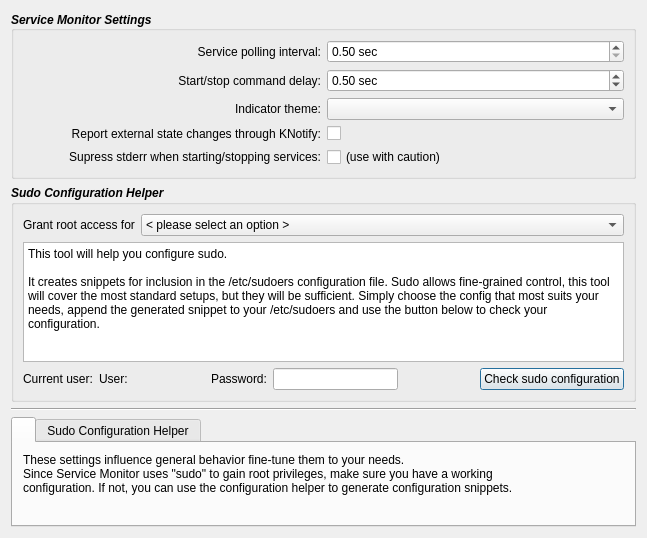
Above: contents/code/dialogs/Settings.ui from mbleichner/service-monitor before the change. Below: the same form after it.
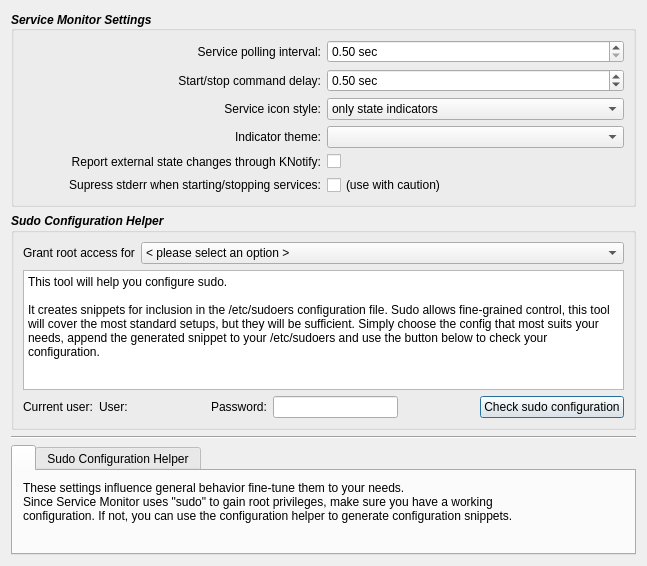
That is the form after the change. Icons and pictures are not drawn.

Commit message: added icon style option in config dialog

```diff
--- a/contents/code/dialogs/Settings.ui
+++ b/contents/code/dialogs/Settings.ui
@@ -123,7 +123,7 @@
         </property>
        </widget>
       </item>
-      <item row="2" column="0">
+      <item row="3" column="0">
        <widget class="QLabel" name="label_3">
         <property name="font">
          <font>
@@ -140,7 +140,7 @@
         </property>
        </widget>
       </item>
-      <item row="2" column="1">
+      <item row="3" column="1">
        <widget class="QComboBox" name="themeComboBox">
         <property name="font">
          <font>
@@ -151,7 +151,7 @@
         </property>
        </widget>
       </item>
-      <item row="4" column="0">
+      <item row="5" column="0">
        <widget class="QLabel" name="label_9">
         <property name="font">
          <font>
@@ -168,7 +168,7 @@
         </property>
        </widget>
       </item>
-      <item row="4" column="1">
+      <item row="5" column="1">
        <widget class="QCheckBox" name="suppressStdoutCheckBox">
         <property name="enabled">
          <bool>true</bool>
@@ -189,7 +189,7 @@
         </property>
        </widget>
       </item>
-      <item row="3" column="1">
+      <item row="4" column="1">
        <widget class="QCheckBox" name="kNotifyCheckBox">
         <property name="font">
          <font>
@@ -203,7 +203,7 @@
         </property>
        </widget>
       </item>
-      <item row="3" column="0">
+      <item row="4" column="0">
        <widget class="QLabel" name="label_10">
         <property name="font">
          <font>
@@ -220,6 +220,49 @@
         </property>
        </widget>
       </item>
+      <item row="2" column="1">
+       <widget class="QComboBox" name="iconStyleComboBox">
+        <property name="font">
+         <font>
+          <weight>50</weight>
+          <italic>false</italic>
+          <bold>false</bold>
+         </font>
+        </property>
+        <item>
+         <property name="text">
+          <string>only state indicators</string>
+         </property>
+        </item>
+        <item>
+         <property name="text">
+          <string>only icons</string>
+         </property>
+        </item>
+        <item>
+         <property name="text">
+          <string>combined</string>
+         </property>
+        </item>
+       </widget>
+      </item>
+      <item row="2" column="0">
+       <widget class="QLabel" name="label_11">
+        <property name="font">
+         <font>
+          <weight>50</weight>
+          <italic>false</italic>
+          <bold>false</bold>
+         </font>
+        </property>
+        <property name="text">
+         <string>Service icon style:</string>
+        </property>
+        <property name="alignment">
+         <set>Qt::AlignRight|Qt::AlignTrailing|Qt::AlignVCenter</set>
+        </property>
+       </widget>
+      </item>
      </layout>
     </widget>
    </item>
```
The commit also changes 7 other files.
